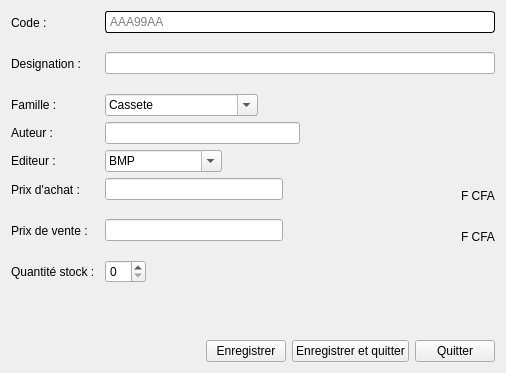
Before: the Qt Designer form views/ui/article-form.ui in mono57/libsoft, drawn with Qt 5.
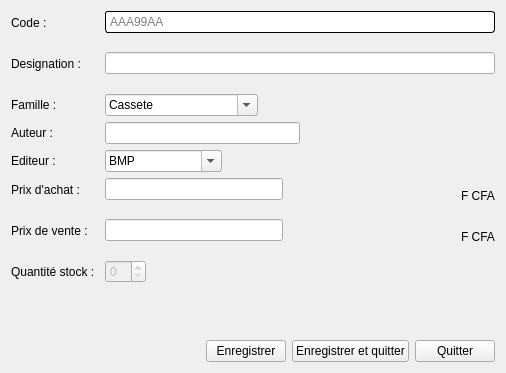
After: the same form once the commit is applied.

Patch:
```diff
--- a/views/ui/article-form.ui
+++ b/views/ui/article-form.ui
@@ -284,7 +284,11 @@
           <number>0</number>
          </property>
          <item>
-          <widget class="QSpinBox" name="spinBoxQteStock"/>
+          <widget class="QSpinBox" name="spinBoxQteStock">
+           <property name="enabled">
+            <bool>false</bool>
+           </property>
+          </widget>
          </item>
          <item>
           <widget class="QLabel" name="labelErrorQuantity">
```
